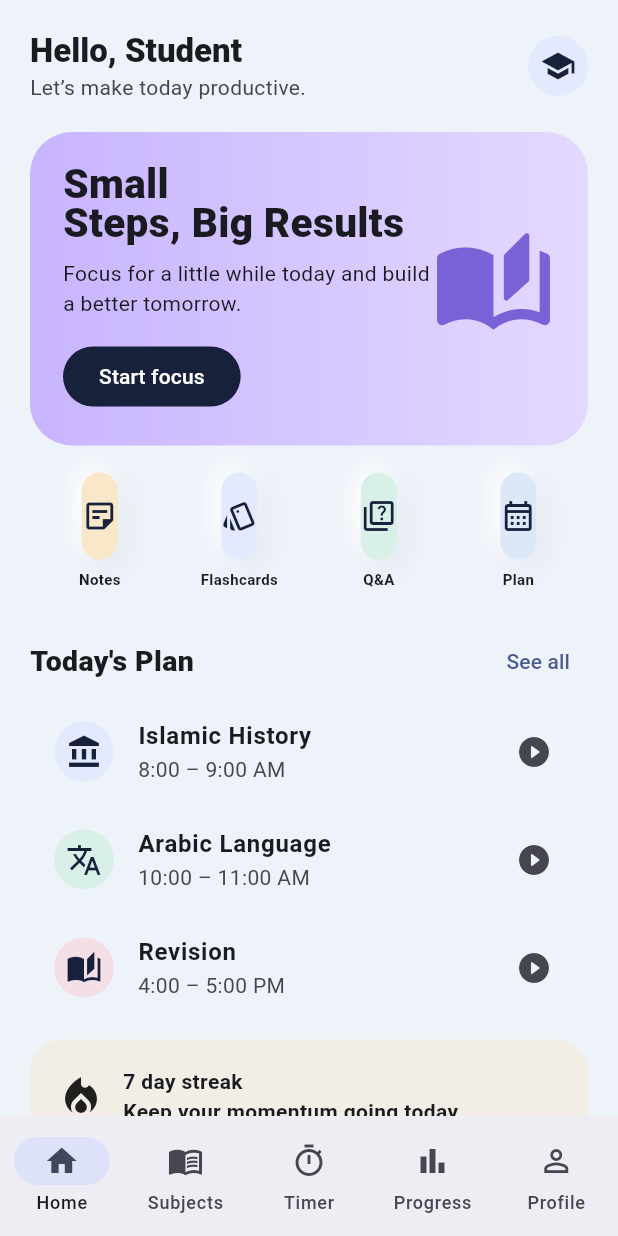
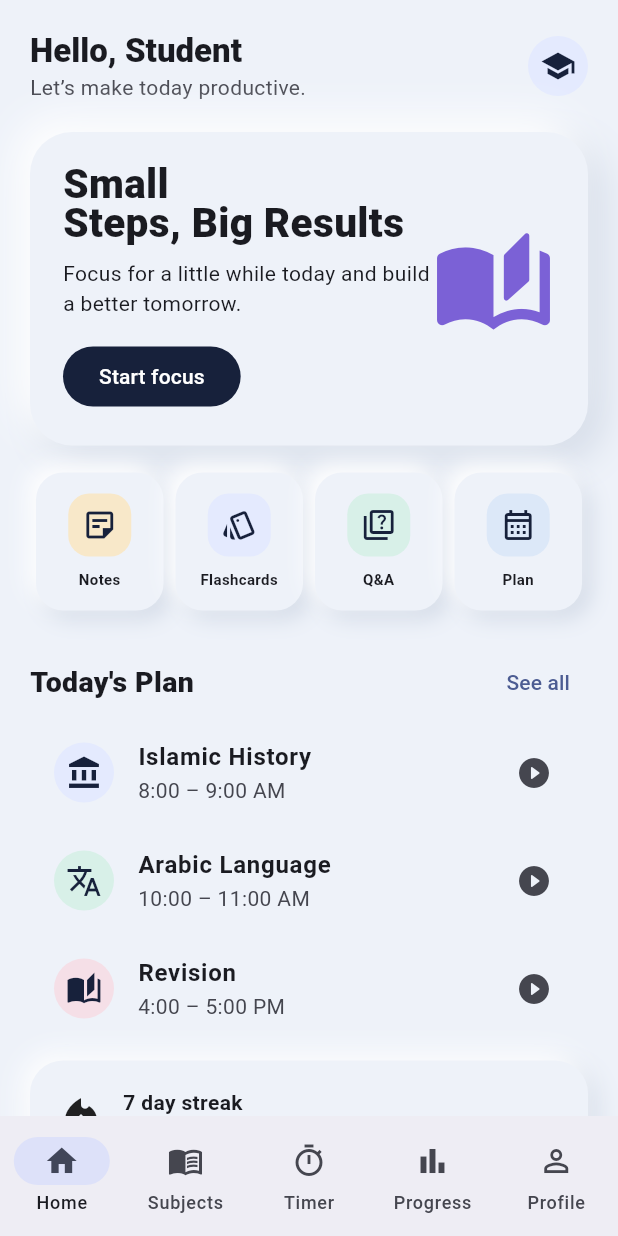
Before and after one commit to vpbaqir/studyapp, a Flutter app: the screen it shows after launch, on a phone screen of 412 x 824 dp. Run offline on Flutter 3.47's test engine with Material 3 defaults, Android fonts, the phone set to English and light mode, and no system bars.

Commit message:
Improve dashboard with consistent neumorphic cards

```diff
--- a/lib/main.dart
+++ b/lib/main.dart
@@ -82,7 +82,7 @@ class Dashboard extends StatelessWidget {
       Text('Let’s make today productive.',style:TextStyle(color:Theme.of(context).colorScheme.onSurfaceVariant)),
     ])),const CircleAvatar(backgroundColor:C.soft,child:Icon(Icons.school,color:C.ink))]),
     const SizedBox(height:20),
-    InkWell(borderRadius:BorderRadius.circular(28),onTap:onTimer,child:Container(padding:const EdgeInsets.all(22),decoration:BoxDecoration(gradient:const LinearGradient(colors:[Color(0xFFC8B4FF),Color(0xFFE3D9FF)]),borderRadius:BorderRadius.circular(28)),child:Row(children:[
+    InkWell(borderRadius:BorderRadius.circular(28),onTap:onTimer,child:Container(padding:const EdgeInsets.all(22),decoration:BoxDecoration(color:C.bg,borderRadius:BorderRadius.circular(28),boxShadow:const [BoxShadow(color:Color(0xFFD0D8E5),blurRadius:22,offset:Offset(9,9)),BoxShadow(color:Color(0xFFFFFFFF),blurRadius:22,offset:Offset(-9,-9))]),child:Row(children:[
       Expanded(child:Column(crossAxisAlignment:CrossAxisAlignment.start,children:[
         const Text('Small\nSteps, Big Results',style:TextStyle(fontSize:27,fontWeight:FontWeight.w900,height:.98)),
         const SizedBox(height:10),const Text('Focus for a little while today and build a better tomorrow.'),
@@ -96,16 +96,16 @@ class Dashboard extends StatelessWidget {
     ...[('Islamic History','8:00 – 9:00 AM',Icons.account_balance,C.soft),('Arabic Language','10:00 – 11:00 AM',Icons.translate,C.mint),('Revision','4:00 – 5:00 PM',Icons.auto_stories,C.pink)].map((x)=>ListTile(
       onTap:onTimer,leading:CircleAvatar(backgroundColor:x.$4,child:Icon(x.$3,color:C.ink)),title:Text(x.$1,style:const TextStyle(fontWeight:FontWeight.w700)),subtitle:Text(x.$2),trailing:const Icon(Icons.play_circle_fill_rounded))),
     const SizedBox(height:12),
-    Container(padding:const EdgeInsets.all(18),decoration:BoxDecoration(color:C.yellow.withOpacity(.4),borderRadius:BorderRadius.circular(22)),child:const Row(children:[Icon(Icons.local_fire_department,size:32),SizedBox(width:12),Expanded(child:Text('7 day streak\nKeep your momentum going today.',style:TextStyle(fontWeight:FontWeight.w700)))])),
+    Container(padding:const EdgeInsets.all(18),decoration:BoxDecoration(color:C.bg,borderRadius:BorderRadius.circular(22),boxShadow:const [BoxShadow(color:Color(0xFFD0D8E5),blurRadius:14,offset:Offset(5,5)),BoxShadow(color:Color(0xFFFFFFFF),blurRadius:14,offset:Offset(-5,-5))]),child:const Row(children:[Icon(Icons.local_fire_department,size:32),SizedBox(width:12),Expanded(child:Text('7 day streak\nKeep your momentum going today.',style:TextStyle(fontWeight:FontWeight.w700)))])),
   ]);
 }
 class ActionBox extends StatelessWidget{
   final String title;final IconData icon;final Color color;final VoidCallback onTap;
   const ActionBox(this.title,this.icon,this.color,this.onTap,{super.key});
-  @override Widget build(BuildContext context)=>Expanded(child:InkWell(onTap:onTap,borderRadius:BorderRadius.circular(18),child:Column(children:[
-    Container(margin:const EdgeInsets.symmetric(horizontal:4),height:58,decoration:BoxDecoration(color:color,borderRadius:BorderRadius.circular(18),boxShadow:const [BoxShadow(color:Color(0x1B73809A),blurRadius:14,offset:Offset(5,5)),BoxShadow(color:Color(0xFFFFFFFF),blurRadius:14,offset:Offset(-5,-5))]),child:Icon(icon,color:C.ink)),
-    const SizedBox(height:6),Text(title,style:const TextStyle(fontSize:10,fontWeight:FontWeight.w700))
-  ])));
+  @override Widget build(BuildContext context)=>Expanded(child:Padding(padding:const EdgeInsets.symmetric(horizontal:4),child:InkWell(onTap:onTap,borderRadius:BorderRadius.circular(18),child:Container(padding:const EdgeInsets.symmetric(vertical:14,horizontal:2),decoration:BoxDecoration(color:C.bg,borderRadius:BorderRadius.circular(18),boxShadow:const [BoxShadow(color:Color(0xFFD0D8E5),blurRadius:12,offset:Offset(5,5)),BoxShadow(color:Color(0xFFFFFFFF),blurRadius:12,offset:Offset(-5,-5))]),child:Column(mainAxisSize:MainAxisSize.min,children:[
+    Container(width:42,height:42,decoration:BoxDecoration(color:color,borderRadius:BorderRadius.circular(14)),child:Icon(icon,color:C.ink)),
+    const SizedBox(height:8),Text(title,style:const TextStyle(fontSize:10,fontWeight:FontWeight.w700),textAlign:TextAlign.center)
+  ])))));
 }
 
 class Subjects extends StatelessWidget{
```
